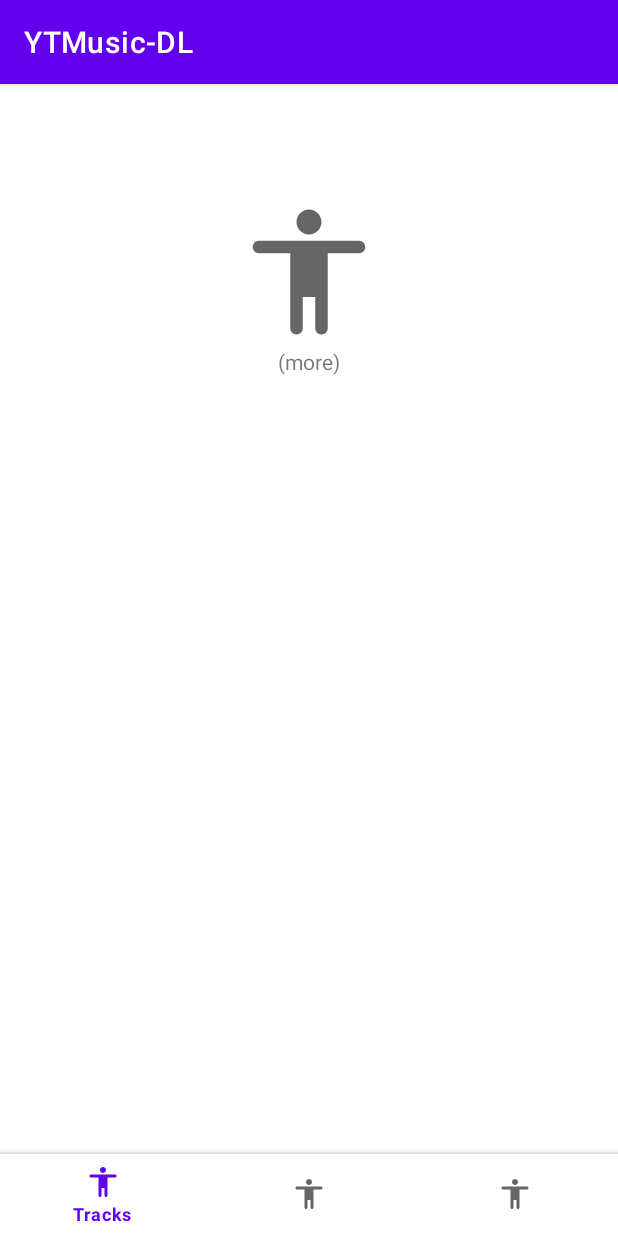
After one commit to shadow578/Yodel, an Android app: the fragment MoreFragment placed in its activity, on a phone screen of 412 x 824 dp. The commit adds this screen. Run offline under Robolectric (Android 15) with nearby library versions, the phone set to English and light mode, and no system bars; our stand-ins replace Room's generated code.

Commit message:
add stand-in more fragment

```diff
--- a/app/build.gradle
+++ b/app/build.gradle
@@ -46,6 +46,7 @@ dependencies {
     implementation 'androidx.constraintlayout:constraintlayout:2.0.4'
     implementation 'androidx.appcompat:appcompat:1.3.0'
     implementation "androidx.lifecycle:lifecycle-service:2.3.1"
+    implementation 'androidx.legacy:legacy-support-v4:1.0.0'
 
     // material design
     implementation 'com.google.android.material:material:1.4.0'
--- a/app/src/main/java/io/github/shadow578/music_dl/ui/MainActivity.java
+++ b/app/src/main/java/io/github/shadow578/music_dl/ui/MainActivity.java
@@ -8,6 +8,7 @@ import android.os.Bundle;
 
 import io.github.shadow578.music_dl.R;
 import io.github.shadow578.music_dl.databinding.ActivityMainBinding;
+import io.github.shadow578.music_dl.ui.more.MoreFragment;
 import io.github.shadow578.music_dl.ui.tracks.TracksFragment;
 import io.github.shadow578.music_dl.ui.ytmusic.YoutubeMusicFragment;
 
@@ -15,6 +16,7 @@ public class MainActivity extends AppCompatActivity {
 
     private final YoutubeMusicFragment exploreFragment = new YoutubeMusicFragment();
     private final TracksFragment tracksFragment = new TracksFragment();
+    private final MoreFragment moreFragment = new MoreFragment();
 
     private ActivityMainBinding b;
 
@@ -42,7 +44,7 @@ public class MainActivity extends AppCompatActivity {
         // select fragment to navigate to
         final Fragment targetFragment;
         if (navId == R.id.nav_more) {
-            targetFragment = exploreFragment;
+            targetFragment = moreFragment;
         } else if (navId == R.id.nav_explore) {
             targetFragment = exploreFragment;
         } else {
--- /dev/null
+++ b/app/src/main/java/io/github/shadow578/music_dl/ui/more/MoreFragment.java
@@ -0,0 +1,34 @@
+package io.github.shadow578.music_dl.ui.more;
+
+import android.os.Bundle;
+
+import androidx.annotation.NonNull;
+import androidx.annotation.Nullable;
+import androidx.fragment.app.Fragment;
+
+import android.view.LayoutInflater;
+import android.view.View;
+import android.view.ViewGroup;
+
+import io.github.shadow578.music_dl.R;
+import io.github.shadow578.music_dl.databinding.FragmentMoreBinding;
+
+/**
+ * more fragment
+ */
+public class MoreFragment extends Fragment {
+
+    private FragmentMoreBinding b;
+
+    @Nullable
+    @Override
+    public View onCreateView(@NonNull LayoutInflater inflater, @Nullable ViewGroup container, @Nullable Bundle savedInstanceState) {
+        b = FragmentMoreBinding.inflate(inflater, container, false);
+        return b.getRoot();
+    }
+
+    @Override
+    public void onViewCreated(@NonNull View view, @Nullable Bundle savedInstanceState) {
+        super.onViewCreated(view, savedInstanceState);
+    }
+}
--- /dev/null
+++ b/app/src/main/res/layout/fragment_more.xml
@@ -0,0 +1,30 @@
+<?xml version="1.0" encoding="utf-8"?>
+<androidx.constraintlayout.widget.ConstraintLayout xmlns:android="http://schemas.android.com/apk/res/android"
+    xmlns:app="http://schemas.android.com/apk/res-auto"
+    xmlns:tools="http://schemas.android.com/tools"
+    android:layout_width="match_parent"
+    android:layout_height="match_parent"
+    tools:context=".ui.more.MoreFragment">
+
+    <!-- floating app logo -->
+    <androidx.appcompat.widget.AppCompatImageView
+        android:id="@+id/app_icon"
+        android:layout_width="100dp"
+        android:layout_height="100dp"
+        android:layout_marginTop="75dp"
+        android:src="@drawable/ic_round_tpose_24"
+        app:layout_constraintLeft_toLeftOf="parent"
+        app:layout_constraintRight_toRightOf="parent"
+        app:layout_constraintTop_toTopOf="parent" />
+
+
+    <TextView
+        android:layout_width="wrap_content"
+        android:layout_height="wrap_content"
+        android:text="(more)"
+        app:layout_constraintLeft_toLeftOf="parent"
+        app:layout_constraintRight_toRightOf="parent"
+        app:layout_constraintTop_toBottomOf="@id/app_icon" />
+
+
+</androidx.constraintlayout.widget.ConstraintLayout>
--- a/app/src/main/res/menu/main_bottom_navigation.xml
+++ b/app/src/main/res/menu/main_bottom_navigation.xml
@@ -14,7 +14,6 @@
     <item
         android:id="@+id/nav_more"
         android:icon="@drawable/ic_round_tpose_24"
-        android:title="More"
-        android:enabled="false"/>
+        android:title="More" />
 
 </menu>
--- a/app/src/main/res/values/strings.xml
+++ b/app/src/main/res/values/strings.xml
@@ -1,3 +1,5 @@
 <resources>
     <string name="app_name">YTMusic-DL</string>
+    <!-- TODO: Remove or change this placeholder text -->
+    <string name="hello_blank_fragment">Hello blank fragment</string>
 </resources>
```
